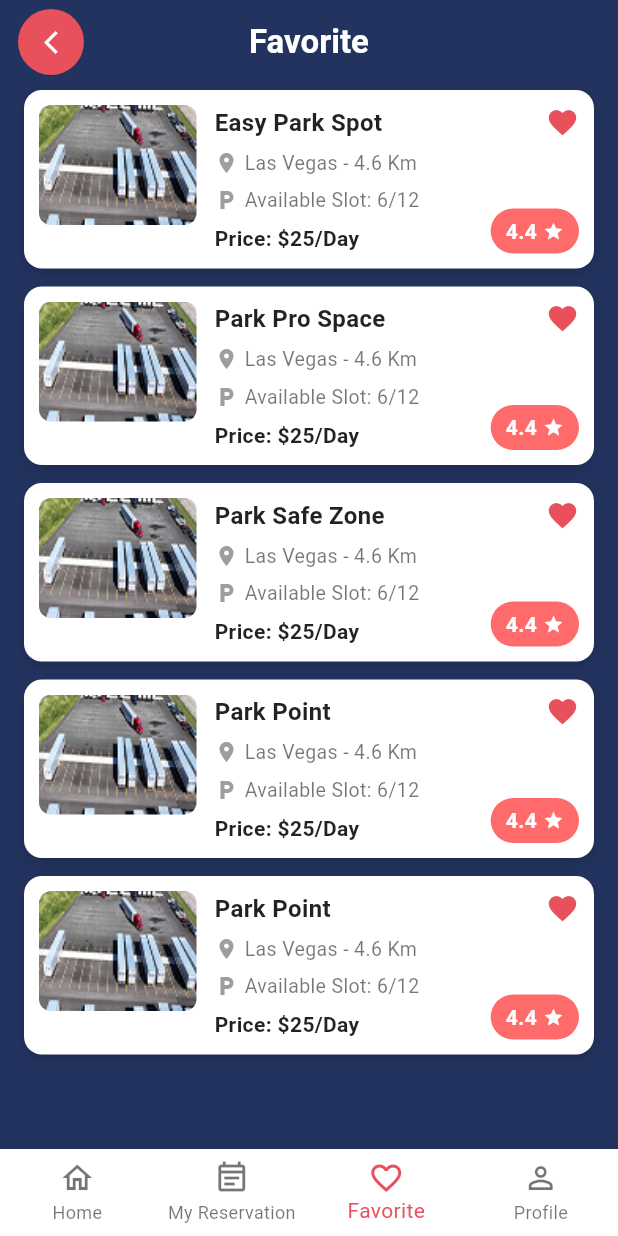
After one commit to linconchondroroy/car_parking, a Flutter app: the FavoriteScreenOne screen opened directly, on a phone screen of 412 x 824 dp. The commit adds this screen. Run offline on Flutter 3.47's test engine with Material 3 defaults, Android fonts, the phone set to English and light mode, and no system bars.

Commit message:
Car Parking App

```diff
--- /dev/null
+++ b/lib/favorite/favorite_screen_one.dart
@@ -0,0 +1,217 @@
+import 'package:flutter/material.dart';
+
+class FavoriteScreenOne extends StatefulWidget {
+  const FavoriteScreenOne({super.key});
+
+  @override
+  State<FavoriteScreenOne> createState() => _FavoriteScreenOneState();
+}
+
+class _FavoriteScreenOneState extends State<FavoriteScreenOne> {
+  static const Color kBg  = Color(0xFF23335F);
+  static const Color kRed = Color(0xFFE8505B);
+  int _currentIndex = 2; // Favorite selected
+
+  @override
+  Widget build(BuildContext context) {
+    return Scaffold(
+      backgroundColor: kBg,
+
+      // ───────── AppBar ─────────
+      appBar: AppBar(
+        backgroundColor: kBg,
+        elevation: 0,
+        centerTitle: true,
+        title: const Text(
+          "Favorite",
+          style: TextStyle(color: Colors.white, fontWeight: FontWeight.w700),
+        ),
+        leading: Padding(
+          padding: const EdgeInsets.only(left: 12, top: 6, bottom: 6),
+          child: InkWell(
+            onTap: () => Navigator.pop(context),
+            borderRadius: BorderRadius.circular(50),
+            child: Container(
+              decoration: const BoxDecoration(color: kRed, shape: BoxShape.circle),
+              alignment: Alignment.center,
+              child: const Icon(Icons.arrow_back_ios_new, color: Colors.white, size: 18),
+            ),
+          ),
+        ),
+      ),
+
+      // ───────── Body ─────────
+      body: ListView.separated(
+        padding: const EdgeInsets.fromLTRB(16, 4, 16, 24),
+        itemCount: 5,
+        separatorBuilder: (_, __) => const SizedBox(height: 12),
+        itemBuilder: (context, index) {
+          return _favoriteCard(
+            title: index == 0 ? "Easy Park Spot" :
+            index == 1 ? "Park Pro Space" :
+            index == 2 ? "Park Safe Zone" : "Park Point",
+            distance: "Las Vegas - 4.6 Km",
+            slots: "Available Slot: 6/12",
+            price: "Price: \$25/Day",
+            rating: "4.4",
+          );
+        },
+      ),
+
+      // ───────── Bottom Nav (rounded) ─────────
+      bottomNavigationBar: Container(
+        decoration: const BoxDecoration(
+          color: Colors.white,
+          borderRadius: BorderRadius.only(
+              topLeft: Radius.circular(20), topRight: Radius.circular(20)),
+        ),
+        child: BottomNavigationBar(
+          currentIndex: _currentIndex,
+          onTap: (i) => setState(() => _currentIndex = i),
+          backgroundColor: Colors.white,
+          type: BottomNavigationBarType.fixed,
+          selectedItemColor: kRed,
+          unselectedItemColor: Colors.black54,
+          showUnselectedLabels: true,
+          items: const [
+            BottomNavigationBarItem(icon: Icon(Icons.home_outlined), label: "Home"),
+            BottomNavigationBarItem(icon: Icon(Icons.event_note_outlined), label: "My Reservation"),
+            BottomNavigationBarItem(icon: Icon(Icons.favorite_border), label: "Favorite"),
+            BottomNavigationBarItem(icon: Icon(Icons.person_outline), label: "Profile"),
+          ],
+        ),
+      ),
+    );
+  }
+
+  // ───────── Favorite Card ─────────
+  Widget _favoriteCard({
+    required String title,
+    required String distance,
+    required String slots,
+    required String price,
+    required String rating,
+  }) {
+    return Container(
+      decoration: BoxDecoration(
+        color: const Color(0xFFEFF4FF).withOpacity(0.0), // just to match spacing
+        borderRadius: BorderRadius.circular(12),
+      ),
+      child: Container(
+        decoration: BoxDecoration(
+          color: Colors.white,
+          borderRadius: BorderRadius.circular(12),
+          boxShadow: [
+            BoxShadow(
+              color: Colors.black.withOpacity(0.15),
+              blurRadius: 8,
+              offset: const Offset(0, 3),
+            ),
+          ],
+        ),
+        padding: const EdgeInsets.all(10),
+        child: Stack(
+          children: [
+            Row(
+              crossAxisAlignment: CrossAxisAlignment.start,
+              children: [
+                // Image
+                ClipRRect(
+                  borderRadius: BorderRadius.circular(8),
+                  child: Image.asset(
+                    "assets/cars.png",
+                    width: 105,
+                    height: 80,
+                    fit: BoxFit.cover,
+                  ),
+                ),
+                const SizedBox(width: 12),
+
+                // Details
+                Expanded(
+                  child: Column(
+                    crossAxisAlignment: CrossAxisAlignment.start,
+                    children: [
+                      // Title + Heart
+                      Row(
+                        children: [
+                          Expanded(
+                            child: Text(
+                              title,
+                              style: const TextStyle(
+                                fontSize: 16,
+                                fontWeight: FontWeight.w700,
+                                color: Colors.black87,
+                              ),
+                            ),
+                          ),
+                          const Icon(Icons.favorite, color: kRed, size: 22),
+                        ],
+                      ),
+                      const SizedBox(height: 6),
+                      Row(
+                        children: const [
+                          Icon(Icons.location_on, size: 16, color: Colors.grey),
+                          SizedBox(width: 4),
+                          Expanded(
+                            child: Text(
+                              "Las Vegas - 4.6 Km",
+                              style: TextStyle(fontSize: 13, color: Colors.black54),
+                              overflow: TextOverflow.ellipsis,
+                            ),
+                          ),
+                        ],
+                      ),
+                      const SizedBox(height: 6),
+                      Row(
+                        children: const [
+                          Icon(Icons.local_parking, size: 16, color: Colors.grey),
+                          SizedBox(width: 4),
+                          Text("Available Slot: 6/12",
+                              style: TextStyle(fontSize: 13, color: Colors.black54)),
+                        ],
+                      ),
+                      const SizedBox(height: 6),
+                      const Text(
+                        "Price: \$25/Day",
+                        style: TextStyle(
+                          fontSize: 14,
+                          fontWeight: FontWeight.w700,
+                          color: Colors.black87,
+                        ),
+                      ),
+                    ],
+                  ),
+                ),
+              ],
+            ),
+
+            // Rating badge (bottom-right)
+            Positioned(
+              right: 0,
+              bottom: 0,
+              child: Container(
+                padding: const EdgeInsets.symmetric(horizontal: 10, vertical: 5),
+                decoration: BoxDecoration(
+                  color: const Color(0xFFFF6B6B),
+                  borderRadius: BorderRadius.circular(20),
+                ),
+                child: Row(
+                  children: [
+                    Text(
+                      rating,
+                      style: const TextStyle(
+                          color: Colors.white, fontWeight: FontWeight.bold),
+                    ),
+                    const SizedBox(width: 4),
+                    const Icon(Icons.star, color: Colors.white, size: 14),
+                  ],
+                ),
+              ),
+            ),
+          ],
+        ),
+      ),
+    );
+  }
+}
--- a/lib/main.dart
+++ b/lib/main.dart
@@ -27,6 +27,8 @@ import 'package:car_parking/welcome_screen/welcome_screen.dart';
 import 'package:flutter/cupertino.dart';
 import 'package:flutter/material.dart';
 import 'authentication_screen/forgot_otp.dart';
+import 'favorite/favorite_screen_one.dart';
+import 'favorite/favorite_screen_two.dart';
 import 'home_screen/home_page_eleven.dart';
 import 'home_screen/home_page_ten.dart';
 import 'home_screen/home_page_eight.dart';
@@ -49,7 +51,7 @@ class MyApp extends StatelessWidget {
   Widget build(BuildContext context) {
     return MaterialApp(
       debugShowCheckedModeBanner: false,
-      home: ReservationScreenFive(),
+      home: FavoriteScreenTwo(),
     );
   }
 }
```
Also changed, not shown: lib/favorite/favorite_screen_two.dart (added, +446 -0 lines), lib/favorite/favorite_screen_three.dart (added).
